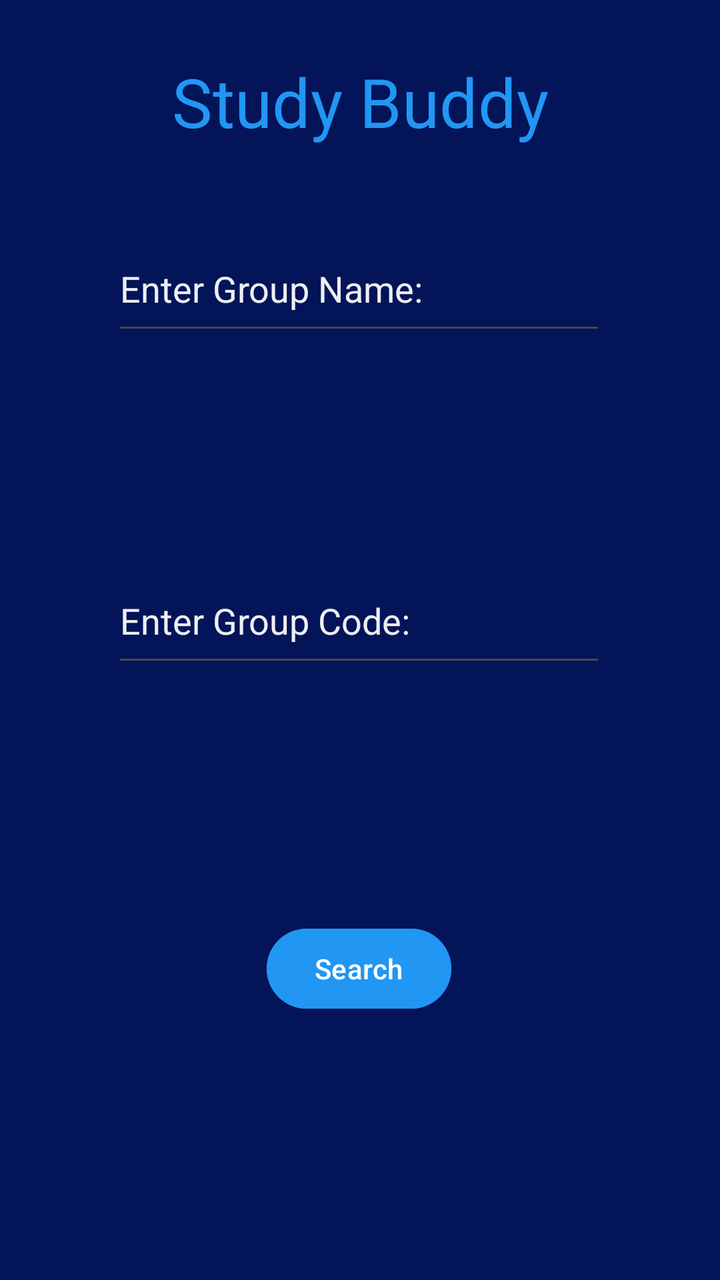
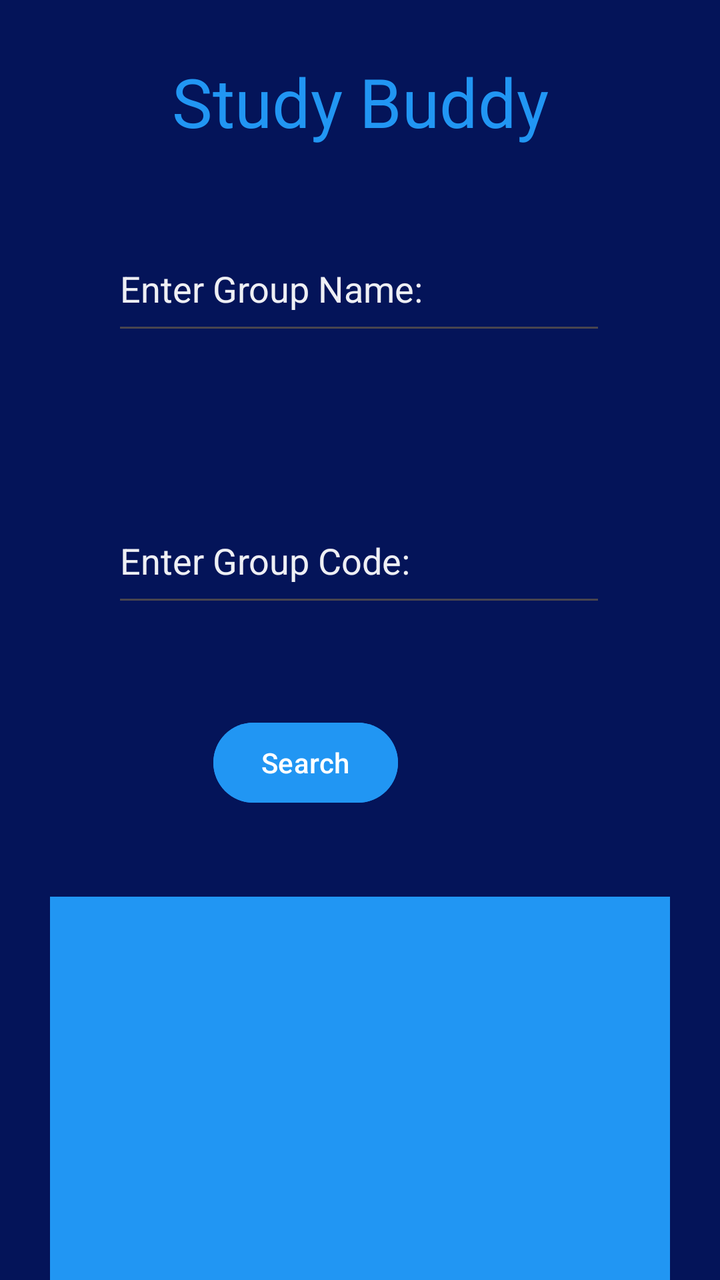

The first picture is an Android layout as it rendered before a commit; the second is the same layout after the commit. The layout source and the unified diff follow.
<!-- AndroidManifest.xml: application theme Theme.Final_Project -->
<!-- res/layout/activity_join_group.xml -->
<?xml version="1.0" encoding="utf-8"?>
<androidx.constraintlayout.widget.ConstraintLayout xmlns:android="http://schemas.android.com/apk/res/android"
    xmlns:app="http://schemas.android.com/apk/res-auto"
    xmlns:tools="http://schemas.android.com/tools"
    android:id="@+id/studyBuddy"
    android:layout_width="match_parent"
    android:layout_height="match_parent"
    android:background="#041459"
    tools:context=".joinGroupActivity">

    <EditText
        android:id="@+id/groupNameInput2"
        android:layout_width="247dp"
        android:layout_height="59dp"
        android:layout_marginStart="101dp"
        android:layout_marginTop="40dp"
        android:layout_marginEnd="100dp"
        android:ems="10"
        android:hint="Enter Group Name:"
        android:inputType="text"
        android:textColor="#F3FFFFFF"
        android:textColorHint="#EEFFFFFF"
        app:layout_constraintEnd_toEndOf="parent"
        app:layout_constraintHorizontal_bias="0.513"
        app:layout_constraintStart_toStartOf="parent"
        app:layout_constraintTop_toBottomOf="@+id/titleName3" />

    <EditText
        android:id="@+id/groupCodeInput"
        android:layout_width="247dp"
        android:layout_height="59dp"
        android:layout_marginStart="101dp"
        android:layout_marginTop="40dp"
        android:layout_marginEnd="100dp"
        android:ems="10"
        android:hint="Enter Group Code:"
        android:inputType="text"
        android:textColor="#F3FFFFFF"
        android:textColorHint="#EEFFFFFF"
        app:layout_constraintEnd_toEndOf="parent"
        app:layout_constraintHorizontal_bias="0.513"
        app:layout_constraintStart_toStartOf="parent"
        app:layout_constraintTop_toBottomOf="@+id/orText" />

    <TextView
        android:id="@+id/titleName3"
        android:layout_width="wrap_content"
        android:layout_height="wrap_content"
        android:layout_marginStart="112dp"
        android:layout_marginTop="28dp"
        android:layout_marginEnd="112dp"
        android:text="Study Buddy"
        android:textColor="#2196F3"
        android:textSize="34sp"
        app:layout_constraintEnd_toEndOf="parent"
        app:layout_constraintStart_toStartOf="parent"
        app:layout_constraintTop_toTopOf="parent" />

    <TextView
        android:id="@+id/orText"
        android:layout_width="wrap_content"
        android:layout_height="wrap_content"
        android:layout_marginStart="192dp"
        android:layout_marginTop="40dp"
        android:layout_marginEnd="193dp"
        android:text="OR"
        android:textColor="#F3FFFFFF"
        android:textSize="20sp"
        app:layout_constraintEnd_toEndOf="parent"
        app:layout_constraintStart_toStartOf="parent"
        app:layout_constraintTop_toBottomOf="@+id/groupNameInput2" />

    <Button
        android:id="@+id/button"
        android:layout_width="wrap_content"
        android:layout_height="wrap_content"
        android:layout_marginStart="160dp"
        android:layout_marginTop="122dp"
        android:layout_marginEnd="161dp"
        android:backgroundTint="#2196F3"
        android:text="Search"
        app:layout_constraintEnd_toEndOf="parent"
        app:layout_constraintStart_toStartOf="parent"
        app:layout_constraintTop_toBottomOf="@+id/groupCodeInput" />
</androidx.constraintlayout.widget.ConstraintLayout>
<!-- resources referenced by this layout -->
<resources>
  <style name="Theme.Final_Project" parent="Base.Theme.Final_Project" />
  <style name="Base.Theme.Final_Project" parent="Theme.Material3.DayNight.NoActionBar">
          
          
      </style>
</resources>

<!-- the commit's change to res/layout/activity_join_group.xml (unified diff, before → after) -->
@@ -30,7 +30,7 @@
         android:layout_width="247dp"
         android:layout_height="59dp"
         android:layout_marginStart="101dp"
-        android:layout_marginTop="40dp"
+        android:layout_marginTop="27dp"
         android:layout_marginEnd="100dp"
         android:ems="10"
         android:hint="Enter Group Code:"
@@ -61,25 +61,39 @@
         android:layout_width="wrap_content"
         android:layout_height="wrap_content"
         android:layout_marginStart="192dp"
-        android:layout_marginTop="40dp"
+        android:layout_marginTop="23dp"
         android:layout_marginEnd="193dp"
         android:text="OR"
         android:textColor="#F3FFFFFF"
         android:textSize="20sp"
         app:layout_constraintEnd_toEndOf="parent"
+        app:layout_constraintHorizontal_bias="0.0"
         app:layout_constraintStart_toStartOf="parent"
         app:layout_constraintTop_toBottomOf="@+id/groupNameInput2" />
 
     <Button
-        android:id="@+id/button"
+        android:id="@+id/searchGroupButton"
         android:layout_width="wrap_content"
         android:layout_height="wrap_content"
         android:layout_marginStart="160dp"
-        android:layout_marginTop="122dp"
+        android:layout_marginTop="49dp"
         android:layout_marginEnd="161dp"
         android:backgroundTint="#2196F3"
         android:text="Search"
         app:layout_constraintEnd_toEndOf="parent"
+        app:layout_constraintHorizontal_bias="1.0"
         app:layout_constraintStart_toStartOf="parent"
         app:layout_constraintTop_toBottomOf="@+id/groupCodeInput" />
+
+    <ListView
+        android:id="@+id/selectGroupList"
+        android:layout_width="310dp"
+        android:layout_height="255dp"
+        android:layout_marginStart="45dp"
+        android:layout_marginTop="43dp"
+        android:layout_marginEnd="45dp"
+        android:background="#2196F3"
+        app:layout_constraintEnd_toEndOf="parent"
+        app:layout_constraintStart_toStartOf="parent"
+        app:layout_constraintTop_toBottomOf="@+id/searchGroupButton" />
 </androidx.constraintlayout.widget.ConstraintLayout>
